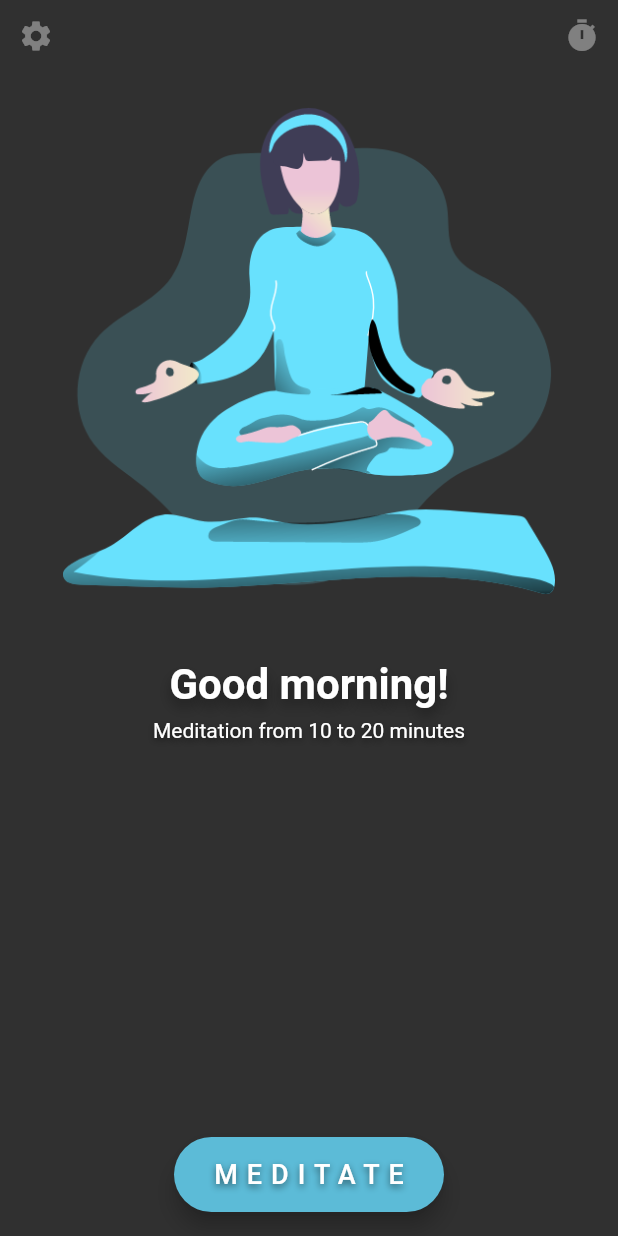
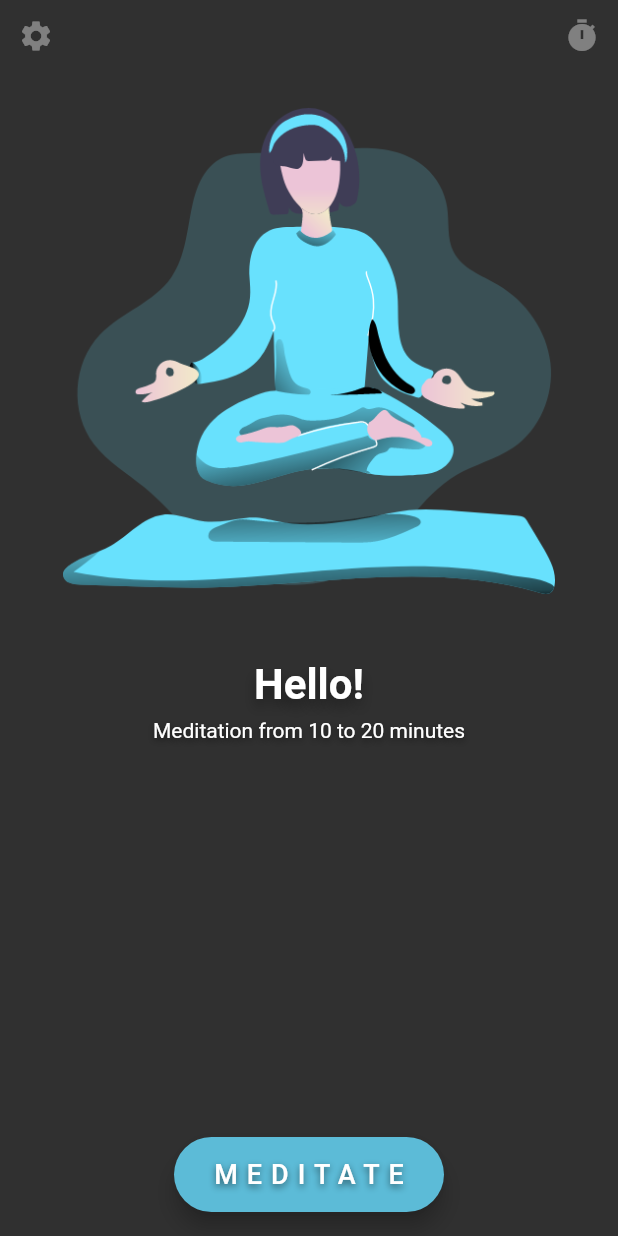
Before and after one commit to Steellow/zen, a Flutter app: the screen it shows after launch, on a phone screen of 412 x 824 dp. Run offline on Flutter 3.47's test engine with Material 2 defaults, Android fonts, the light colour scheme and no system bars; our stand-ins replace audioplayers, circular_countdown_timer, confetti, flutter_spinbox, hive_flutter; accounts and stored records are empty.

Commit message:
Don't say good morning when it's not morning

```diff
--- /dev/null
+++ b/lib/home_screen/hello_text.dart
@@ -0,0 +1,15 @@
+import 'package:flutter/material.dart';
+import 'package:zen_app/util/styles.dart';
+import 'package:zen_app/util/util.dart';
+
+class HelloText extends StatelessWidget {
+  const HelloText({super.key});
+
+  @override
+  Widget build(BuildContext context) {
+    return Text(
+      getCurrentHour() < 10 ? "Good morning!" : "Hello!",
+      style: Styles.titleText,
+    );
+  }
+}
--- a/lib/home_screen/home_screen.dart
+++ b/lib/home_screen/home_screen.dart
@@ -1,9 +1,9 @@
 import 'package:flutter/material.dart';
-import 'package:zen_app/home_screen/custom_fab.dart';
+import 'package:zen_app/home_screen/hello_text.dart';
+import 'package:zen_app/home_screen/widgets/custom_fab.dart';
 import 'package:zen_app/select_meditation_time_dialog/meditation_time_select_dialog.dart';
 import 'package:zen_app/settings_screen/setting_screen.dart';
 import 'package:zen_app/util/slide_from_left_route.dart';
-import 'package:zen_app/util/styles.dart';
 
 class HomeScreen extends StatelessWidget {
   const HomeScreen({super.key});
@@ -43,10 +43,7 @@ class HomeScreen extends StatelessWidget {
               ),
               child: Image.asset('assets/meditation-girl.png'),
             ),
-            Text(
-              "Good morning!",
-              style: Styles.titleText,
-            ),
+            const HelloText(),
             Container(height: 6),
             const Text("Meditation from 10 to 20 minutes"),
           ],
--- a/lib/util/util.dart
+++ b/lib/util/util.dart
@@ -2,3 +2,5 @@ import 'dart:math';
 
 double randomBetween(double min, double max) =>
     Random().nextDouble() * (max - min) + min;
+
+int getCurrentHour() => DateTime.now().hour;
```
Also changed, not shown: lib/home_screen/widgets/custom_fab.dart (renamed from lib/home_screen/custom_fab.dart), 1 other file.
